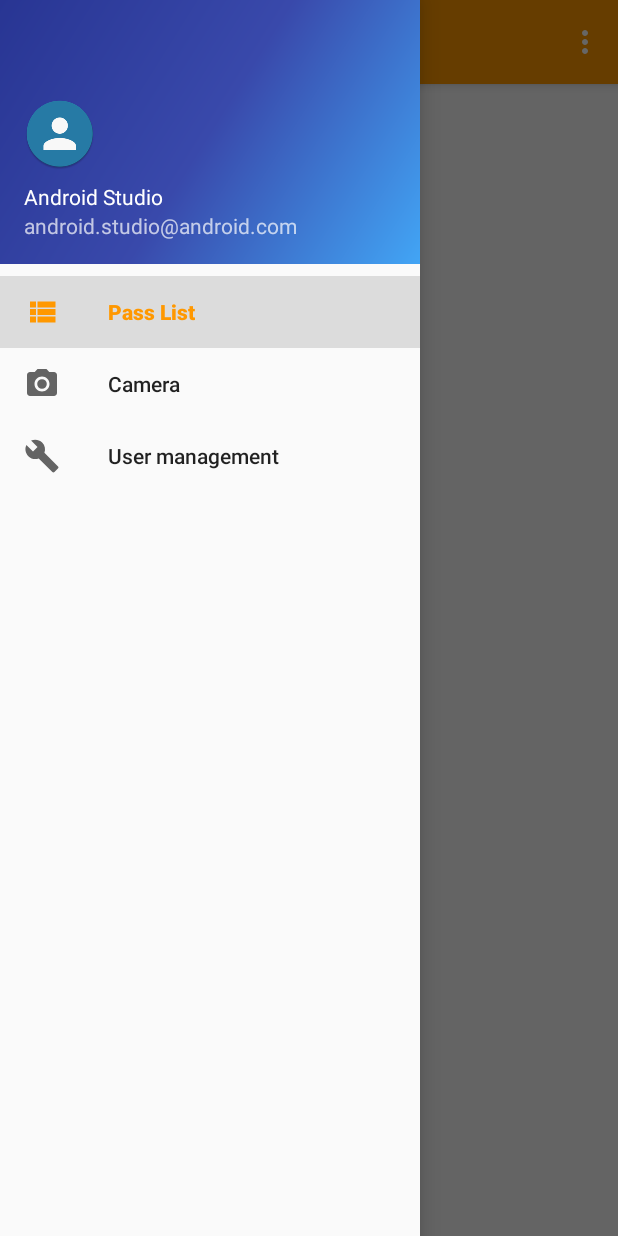
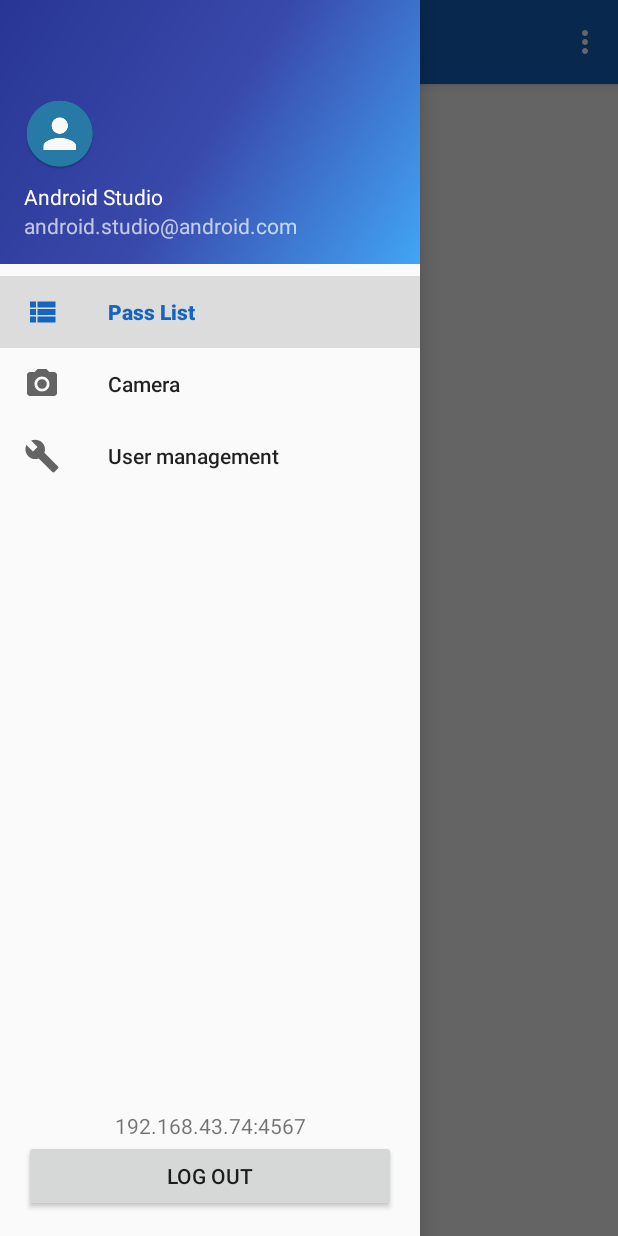
Before and after one commit to leoforney/PassChecker, an Android app: the MainActivity screen opened directly, with no data from a screen before it, with the side drawer open, on a phone screen of 412 x 824 dp. Run offline under Robolectric (Android 15) with nearby library versions, the phone set to English and light mode, and no system bars; 1 statement that could not run was skipped.

Commit message:
Add EZCam and logout button with ip address viewer

```diff
--- a/app/src/main/java/me/aflak/ezcam/EZCam.java
+++ b/app/src/main/java/me/aflak/ezcam/EZCam.java
@@ -139,7 +139,7 @@
                 previewSize = Collections.max(Arrays.asList(map.getOutputSizes(ImageFormat.JPEG)), new CompareSizesByArea());
                 imageReader = ImageReader.newInstance(previewSize.getWidth(), previewSize.getHeight(), ImageFormat.JPEG, 1);
                 imageReader.setOnImageAvailableListener(onImageAvailable, backgroundHandler);
-                previewImageReader = ImageReader.newInstance(previewSize.getWidth(), previewSize.getHeight(), ImageFormat.JPEG, 1);
+                previewImageReader = ImageReader.newInstance(previewSize.getWidth(), previewSize.getHeight(), ImageFormat.JPEG, 10);
                 previewImageReader.setOnImageAvailableListener(onPreviewAvailable, backgroundHandler);
             }
             else{
@@ -211,7 +211,8 @@
         try {
             captureRequestBuilder = cameraDevice.createCaptureRequest(templateType);
             captureRequestBuilder.addTarget(surface);
-            captureRequestBuilder.addTarget(previewImageReader.getSurface());
+            captureRequestBuilder.addTarget(imageReader.getSurface());
+            //captureRequestBuilder.addTarget(previewImageReader.getSurface());
 
             captureRequestBuilderImageReader = cameraDevice.createCaptureRequest(CameraDevice.TEMPLATE_STILL_CAPTURE);
             captureRequestBuilderImageReader.addTarget(imageReader.getSurface());
@@ -390,6 +391,7 @@
                     if (image!=null)
                         image.close();
                 }
+                reader.close();
             }
         }
     };
--- a/app/src/main/java/tk/leoforney/passchecker/FileUploader.java
+++ b/app/src/main/java/tk/leoforney/passchecker/FileUploader.java
@@ -45,7 +45,7 @@
         MultipartBody requestBody = buildernew.build();
 
         Request request = new Request.Builder()
-                .url("http://" + activity.getResources().getString(R.string.server_url) + "/getStudentName")
+                .url("http://" + CredentialsManager.getInstance(activity).getIP() + "/getStudentName")
                 .addHeader("Token", CredentialsManager.getInstance(activity).getToken())
                 .post(requestBody)
                 .build();
--- a/app/src/main/java/tk/leoforney/passchecker/MainActivity.java
+++ b/app/src/main/java/tk/leoforney/passchecker/MainActivity.java
@@ -5,6 +5,7 @@
 import android.view.Menu;
 import android.view.MenuItem;
 import android.view.View;
+import android.widget.TextView;
 
 import com.google.android.material.floatingactionbutton.FloatingActionButton;
 import com.google.android.material.navigation.NavigationView;
@@ -20,11 +21,12 @@
 import androidx.fragment.app.FragmentTransaction;
 
 public class MainActivity extends AppCompatActivity
-        implements NavigationView.OnNavigationItemSelectedListener {
+        implements NavigationView.OnNavigationItemSelectedListener, View.OnClickListener {
 
     FragmentManager fm;
     Fragment listFrag;
     Fragment camFrag;
+    TextView ipTextView;
     NavigationView navigationView;
 
     @Override
@@ -39,6 +41,10 @@
         }
 
         Toolbar toolbar = findViewById(R.id.toolbar);
+        ipTextView = findViewById(R.id.ip_address_textview);
+        ipTextView.setText(CredentialsManager.getInstance(this).getIP());
+
+        findViewById(R.id.logout).setOnClickListener(this);
         setSupportActionBar(toolbar);
         fm = getSupportFragmentManager();
 
@@ -132,4 +138,14 @@
         return true;
     }
 
+    @Override
+    public void onClick(View view) {
+        switch (view.getId()) {
+            case R.id.logout:
+                CredentialsManager.getInstance(this).clearData();
+                Intent intent = new Intent(this, LoginActivity.class);
+                startActivity(intent);
+            break;
+        }
+    }
 }
--- a/app/src/main/java/tk/leoforney/passchecker/PassListFragment.java
+++ b/app/src/main/java/tk/leoforney/passchecker/PassListFragment.java
@@ -82,7 +82,7 @@
     private void refreshData() {
         Request carRequest = new Request.Builder()
                 .get()
-                .url("http://" + getResources().getString(R.string.server_url) + "/pass/student/all/json")
+                .url("http://" + CredentialsManager.getInstance(getContext()).getIP() + "/pass/student/all/json")
                 .addHeader("Token", CredentialsManager.getInstance(getContext()).getToken())
                 .build();
 
--- a/app/src/main/res/layout/activity_main.xml
+++ b/app/src/main/res/layout/activity_main.xml
@@ -20,6 +20,30 @@
         android:layout_gravity="start"
         android:fitsSystemWindows="true"
         app:headerLayout="@layout/nav_header_main"
-        app:menu="@menu/activity_main_drawer" />
+        app:menu="@menu/activity_main_drawer" >
+
+        <LinearLayout
+            android:layout_width="match_parent"
+            android:layout_height="wrap_content"
+            android:layout_gravity="bottom"
+            android:orientation="vertical"
+            android:padding="16dp">
+
+            <TextView
+                android:id="@+id/ip_address_textview"
+                android:text="@string/server_url"
+                android:layout_width="match_parent"
+                android:gravity="center"
+                android:layout_height="wrap_content" />
+
+            <Button
+                android:id="@+id/logout"
+                android:layout_width="match_parent"
+                android:layout_height="wrap_content"
+                android:gravity="center"
+                android:text="Log out" />
+        </LinearLayout>
+
+    </com.google.android.material.navigation.NavigationView>
 
 </androidx.drawerlayout.widget.DrawerLayout>
--- a/app/src/main/res/values/colors.xml
+++ b/app/src/main/res/values/colors.xml
@@ -1,10 +1,9 @@
 <?xml version="1.0" encoding="utf-8"?>
 <resources>
-    <color name="colorPrimary">#FF9800</color>
-    <color name="colorPrimaryDark">#F57C00</color>
-    <color name="colorAccent">#42A5F5</color>
+    <color name="colorPrimary">#1565C0</color>
+    <color name="colorPrimaryDark">#0D47A1</color>
+    <color name="colorAccent">#FFEB3B</color>
     <color name="refresh_progress_1">@color/colorPrimaryDark</color>
     <color name="refresh_progress_2">@color/colorAccent</color>
     <color name="refresh_progress_3">@color/colorPrimary</color>
-    <color name="control_background">#cc4285f4</color>
 </resources>
--- a/app/src/main/res/values/strings.xml
+++ b/app/src/main/res/values/strings.xml
@@ -6,7 +6,7 @@
     <string name="nav_header_subtitle">android.studio@android.com</string>
     <string name="nav_header_desc">Navigation header</string>
     <string name="action_settings">Settings</string>
-    <string name="server_url">192.168.86.211:4567</string>
+    <string name="server_url">192.168.43.74:4567</string>
     <string name="token">Zm9ybmU2OTVAd3Rocy5uZXQ6ZGFyeWxlbzE=</string>
 
     <string name="title_activity_login">Sign in</string>
@@ -101,4 +101,5 @@
     <string name="pref_ringtone_silent">Silent</string>
 
     <string name="pref_title_vibrate">Vibrate</string>
+    <string name="ip_prompt">IP Address</string>
 </resources>
```
Also changed, not shown: app/src/main/java/tk/leoforney/passchecker/CameraFragment.java (+17 -0 lines), app/src/main/java/tk/leoforney/passchecker/CredentialsManager.java (+20 -0 lines), app/src/main/java/tk/leoforney/passchecker/LoginActivity.java (+31 -13 lines), app/src/main/res/layout/activity_login.xml (+9 -0 lines), 1 other file.
